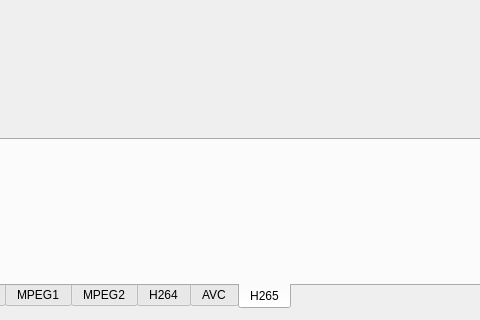
First picture: the form in codec-preview/codeccomparisonwindow.ui, repository pszopinski/codec-preview, before the edit; both pictures show x 121 to 601 and y 448 to 768 of the 1152 by 768 pixel window.
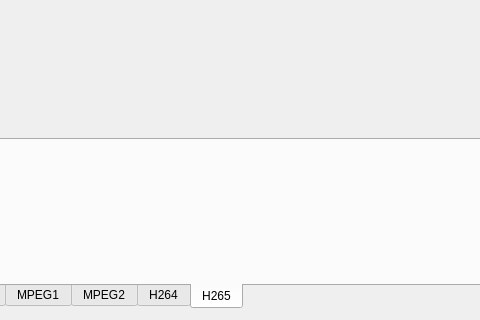
Second picture: the form after the edit. Custom widgets are drawn as their Qt base class.

The edit to the form file:
```diff
--- a/codec-preview/codeccomparisonwindow.ui
+++ b/codec-preview/codeccomparisonwindow.ui
@@ -78,11 +78,6 @@
            <string>H264</string>
           </attribute>
          </widget>
-         <widget class="QWidget" name="AVC">
-          <attribute name="title">
-           <string>AVC</string>
-          </attribute>
-         </widget>
          <widget class="QWidget" name="H265">
           <attribute name="title">
            <string>H265</string>
```
Left out of the diff: 3 changed lines with no effect on the pictures.
